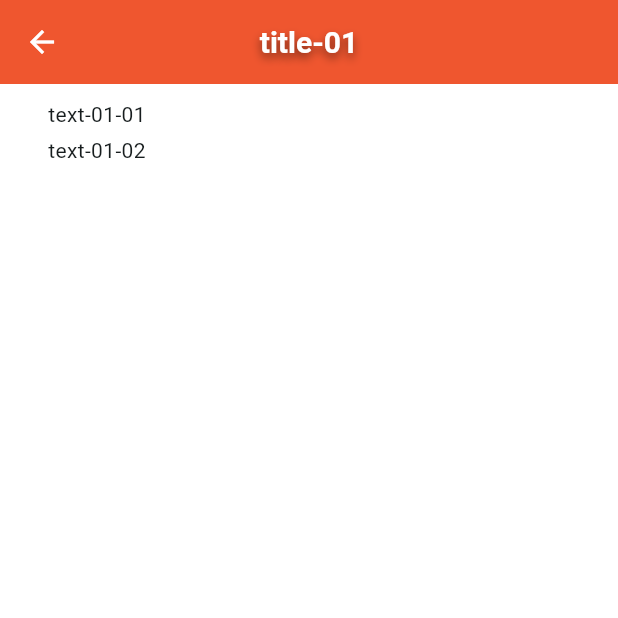
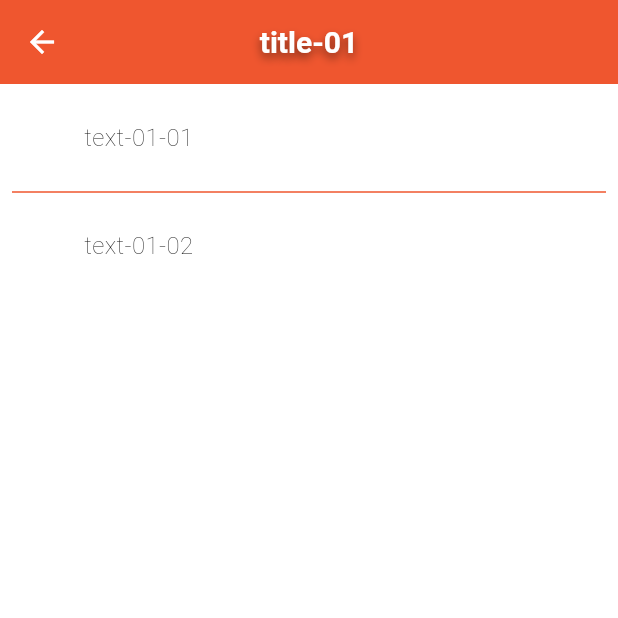
Before and after one commit to echo419/genint-client, a Flutter app: the screen it shows after launch, after a tap on the "login" icon, after a tap on "text-01", on a phone screen of 412 x 824 dp, the top half of it. Run offline on Flutter 3.47's test engine with Material 3 defaults, Android fonts, the phone set to English and light mode, and no system bars; Roboto replaces fonts that are missing (Verdana).

Commit message:
styling wip

```diff
--- a/lib/globals/colors.dart
+++ b/lib/globals/colors.dart
@@ -5,4 +5,5 @@ class GColors {
   static Color defaultWhite = Colors.white;
   static Color defaultBlack = Colors.black;
   static Color defaultAmber = const Color(0xffef562f);
+  static Color defaultAmberLight = const Color(0x66ef562f);
 }
--- a/lib/globals/styles.dart
+++ b/lib/globals/styles.dart
@@ -10,6 +10,12 @@ class GStyles {
     color: GColors.defaultBlack,
     fontFamily: "Verdana",
   );
+
+  static TextStyle appContentWidgetElementStyle = TextStyle(
+      fontSize: 16.0,
+      color: GColors.defaultBlack,
+      fontFamily: "Verdana",
+      fontWeight: FontWeight.w200);
 
   static TextStyle mainTitleStyle = TextStyle(
     fontSize: 20.0,
--- a/lib/widgets/app_content_element_widget.dart
+++ b/lib/widgets/app_content_element_widget.dart
@@ -1,27 +1,49 @@
 import 'package:flutter/material.dart';
-import 'package:flutter/widgets.dart';
+import 'package:genesys_interview/globals/colors.dart';
+import 'package:genesys_interview/globals/styles.dart';
 import 'package:genesys_interview/messages/app_content_element_view.dart';
 import 'package:genesys_interview/widgets/main_page.dart';
 
-class AppContentElementWidget extends StatelessWidget {
+class AppContentElementWidget extends StatefulWidget {
   final AppContentElementView appContentElementView;
 
   const AppContentElementWidget(
       {super.key, required this.appContentElementView});
 
+  @override
+  State<AppContentElementWidget> createState() =>
+      _AppContentElementWidgetState();
+}
+
+class _AppContentElementWidgetState extends State<AppContentElementWidget> {
+  bool _mouseEntered = false;
+
   Widget get baseWidget {
-    return Row(
-      children: [
-        Icon(appContentElementView.icon),
-        Expanded(child: Text(appContentElementView.text ?? ""))
-      ],
+    return Padding(
+      padding: const EdgeInsets.all(8.0),
+      child: Container(
+        color: _mouseEntered ? GColors.defaultAmberLight : null,
+        child: Row(
+          children: [
+            Padding(
+              padding: const EdgeInsets.all(8.0),
+              child: Icon(widget.appContentElementView.icon),
+            ),
+            Expanded(
+                child: Text(
+              widget.appContentElementView.text ?? "",
+              style: GStyles.appContentWidgetElementStyle,
+            ))
+          ],
+        ),
+      ),
     );
   }
 
   void widgetTapped(BuildContext context) {
     Navigator.of(context).push(MaterialPageRoute(
       builder: (context) {
-        return MainPage(appContentElementView: appContentElementView);
+        return MainPage(appContentElementView: widget.appContentElementView);
       },
     ));
   }
@@ -29,7 +51,7 @@ class AppContentElementWidget extends StatelessWidget {
   void widgetTappedAnimation(BuildContext context) {
     Navigator.of(context).push(
         PageRouteBuilder(pageBuilder: (context, animation, secondaryAnimation) {
-      return MainPage(appContentElementView: appContentElementView);
+      return MainPage(appContentElementView: widget.appContentElementView);
     }, transitionsBuilder: (context, animation, secondaryAnimation, child) {
       const begin = Offset(0.0, 1.0);
       const end = Offset.zero;
@@ -48,17 +70,38 @@ class AppContentElementWidget extends StatelessWidget {
     }));
   }
 
+  void mouseEntered() {
+    setState(() {
+      _mouseEntered = true;
+    });
+  }
+
+  void mouseLeft() {
+    setState(() {
+      _mouseEntered = false;
+    });
+  }
+
   @override
   Widget build(BuildContext context) {
-    if (appContentElementView.children == null ||
-        appContentElementView.children!.isEmpty) {
+    if (widget.appContentElementView.children == null ||
+        widget.appContentElementView.children!.isEmpty) {
       return baseWidget;
     }
 
-    return GestureDetector(
-        onTap: () {
-          widgetTappedAnimation(context);
-        },
-        child: baseWidget);
+    return MouseRegion(
+      onEnter: (event) {
+        mouseEntered();
+      },
+      onExit: (event) {
+        mouseLeft();
+      },
+      cursor: MaterialStateMouseCursor.clickable,
+      child: GestureDetector(
+          onTap: () {
+            widgetTappedAnimation(context);
+          },
+          child: baseWidget),
+    );
   }
 }
--- a/lib/widgets/main_page.dart
+++ b/lib/widgets/main_page.dart
@@ -40,13 +40,18 @@ class MainPage extends StatelessWidget {
                     Expanded(
                       child: Padding(
                         padding: const EdgeInsets.all(8.0),
-                        child: ListView.builder(
+                        child: ListView.separated(
                           itemCount:
                               appContentElementView.children?.length ?? 0,
                           itemBuilder: (context, index) {
                             return AppContentElementWidget(
                                 appContentElementView:
                                     appContentElementView.children![index]);
+                          },
+                          separatorBuilder: (context, index) {
+                            return Divider(
+                              color: GColors.defaultAmber,
+                            );
                           },
                         ),
                       ),
```
